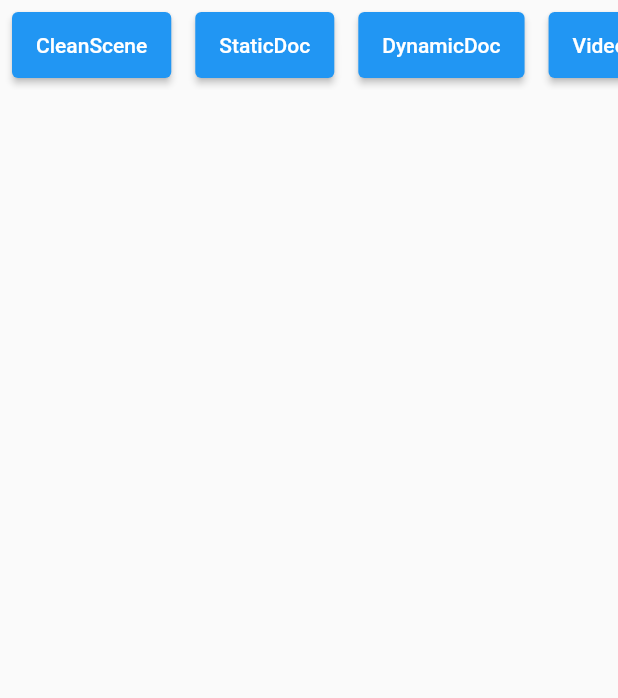
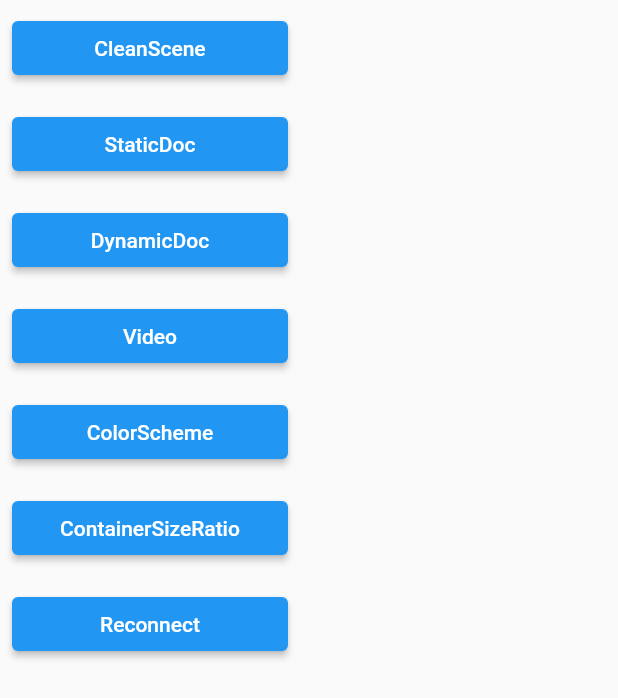
Before and after one commit to netless-io/whiteboard_flutter, a Flutter app: the OperatingView widget shown alone on an empty page, opened directly with empty values, on a phone screen of 412 x 824 dp. Shown: the top 698 px of the screen. Run offline on Flutter 3.47's test engine with Material 2 defaults, Android fonts, the phone set to English and light mode, and no system bars; our stand-ins replace webview_flutter; missing offline and left inert: flutter_inappwebview.

Commit message:
add `setContainerSizeRatio` and `setPrefersColorScheme`

```diff
--- a/example/lib/window_test_page.dart
+++ b/example/lib/window_test_page.dart
@@ -99,7 +99,7 @@ class WindowTestBodySate extends State<WindowTestBody> {
         uid: UNIQUE_CLIENT_ID,
         isWritable: true,
         windowParams: WindowParams(
-          containerSizeRatio: 1.5,
+          containerSizeRatio: 9 / 16,
         ),
       ),
     );
@@ -162,26 +162,17 @@ enum Category {
 class OperatingViewState extends State<OperatingView> {
   @override
   Widget build(BuildContext context) {
-    return Column(children: [
-      _buildOperatingArea(),
-      Expanded(
-        flex: 1,
-        child: Container(),
-      ),
-      // _buildFilterArea(),
-      Padding(padding: EdgeInsets.only(top: 16))
-    ]);
+    return _buildOperatingArea();
   }
 
   Widget _buildOperatingArea() {
     return Container(
-      // color: Colors.red,
+      // color: Colors.cyan,
       child: SizedBox(
-        width: double.infinity,
-        height: 60,
+        width: 200,
         child: ListView.builder(
           itemCount: filterOptList.length,
-          scrollDirection: Axis.horizontal,
+          scrollDirection: Axis.vertical,
           //列表项构造器
           itemBuilder: (BuildContext context, int index) {
             return _buildOpListItem(context, index);
@@ -194,6 +185,12 @@ class OperatingViewState extends State<OperatingView> {
   var allOpList = <OpListItem>[];
   var filterOptList = <OpListItem>[];
   var categories = Category.values;
+  var index = 0;
+  List<double> ratios = [16 / 9, 1 / 1, 9 / 16];
+  List<WindowPrefersColorScheme> colorSchemes = [
+    WindowPrefersColorScheme.dark,
+    WindowPrefersColorScheme.light,
+  ];
 
   WhiteRoom get room => widget.room;
 
@@ -232,6 +229,12 @@ class OperatingViewState extends State<OperatingView> {
         );
         room.addApp(appParams);
       }),
+      OpListItem("ColorScheme", Category.Misc, () {
+        room.setPrefersColorScheme(colorSchemes[index++ % colorSchemes.length]);
+      }),
+      OpListItem("ContainerSizeRatio", Category.Misc, () {
+        room.setContainerSizeRatio(ratios[index++ % ratios.length]);
+      }),
       OpListItem("Reconnect", Category.Misc, () async {
         room.disconnect().then((value) {
           Future.delayed(
--- a/lib/src/types/white_options.dart
+++ b/lib/src/types/white_options.dart
@@ -34,6 +34,7 @@ class WhiteOptions {
     this.enableIFramePlugin = false,
     this.enableRtcIntercept = false,
     this.enableImgErrorCallback = false,
+    this.disableNewPencilStroke = false,
     this.fonts = const <String, String>{},
     this.nativeTags = const <String, String>{},
     PptParams? pptParams,
@@ -55,6 +56,7 @@ class WhiteOptions {
   final bool enableIFramePlugin;
   final bool enableRtcIntercept;
   final bool enableImgErrorCallback;
+  final bool disableNewPencilStroke;
 
   final PptParams pptParams;
   final Map<String, String> fonts;
--- a/lib/src/types/windows.dart
+++ b/lib/src/types/windows.dart
@@ -1,6 +1,9 @@
 enum WindowPrefersColorScheme {
+  /// Always use the light mode regardless of system preference.
   light,
+  /// Always use the dark mode (if available) regardless of system preference.
   dark,
+  /// Use either the light or dark theme detected by webview
   auto,
 }
 
--- a/lib/src/whiteboard.dart
+++ b/lib/src/whiteboard.dart
@@ -1021,6 +1021,7 @@ class WhiteRoom extends WhiteDisplayer {
     return completer.future;
   }
 
+  /// 添加窗口
   Future<String> addApp(WindowAppParams appParam) {
     var completer = Completer<String>();
     dsBridge.callHandler(
@@ -1030,4 +1031,20 @@ class WhiteRoom extends WhiteDisplayer {
     });
     return completer.future;
   }
+
+  /// 设置多窗口显示比例
+  /// [ratio] 高与宽比例
+  void setContainerSizeRatio(double ratio) {
+    dsBridge.callHandler("room.setContainerSizeRatio", [ratio]);
+  }
+
+  /// 设置设置暗色模式
+  ///
+  /// [colorScheme]
+  void setPrefersColorScheme(WindowPrefersColorScheme colorScheme) {
+    dsBridge.callHandler(
+      "room.setPrefersColorScheme",
+      [colorScheme.serialize()],
+    );
+  }
 }
```
